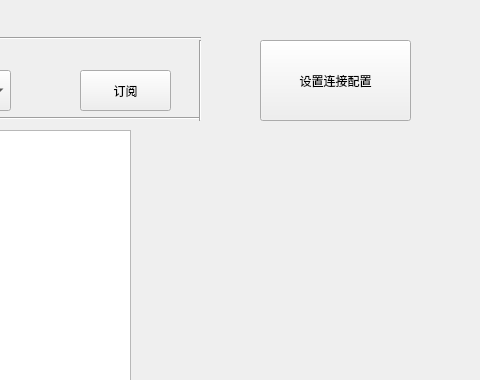
Old version of the form src/QT/main/widget.ui in the repository Yi-Yin-Ying/SmartHomeHub; both pictures show x 400 to 880 and y 0 to 380 of the 880 by 613 pixel window.
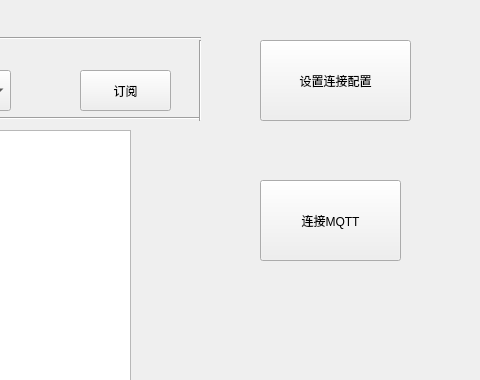
New version of the form.

Commit message: 添加MQTT部分

The edit to the form file:
```diff
--- a/src/QT/main/widget.ui
+++ b/src/QT/main/widget.ui
@@ -179,6 +179,19 @@
     <string>设置连接配置</string>
    </property>
   </widget>
+  <widget class="QPushButton" name="connectButton">
+   <property name="geometry">
+    <rect>
+     <x>660</x>
+     <y>180</y>
+     <width>141</width>
+     <height>81</height>
+    </rect>
+   </property>
+   <property name="text">
+    <string>连接MQTT</string>
+   </property>
+  </widget>
  </widget>
  <resources/>
  <connections>
```
Left out of the diff: 29 changed lines with no effect on the pictures. The commit also changes 3 other files.
